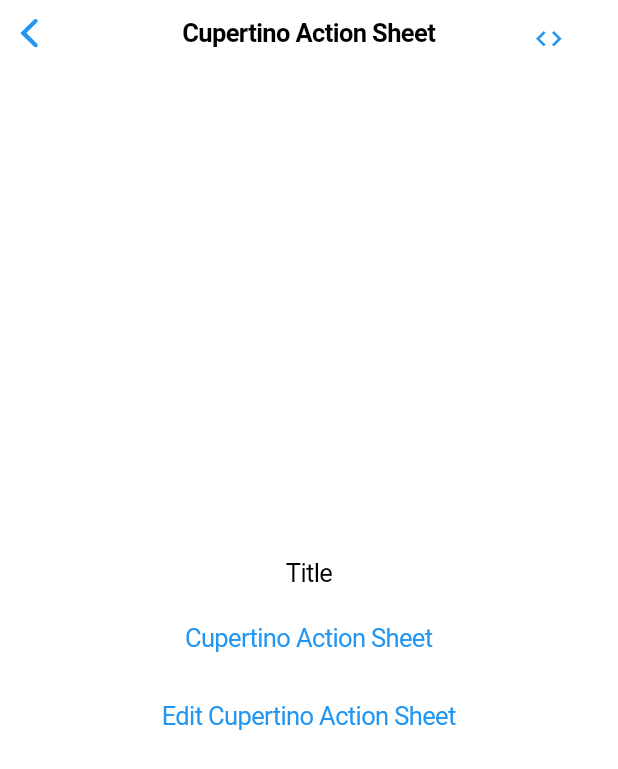
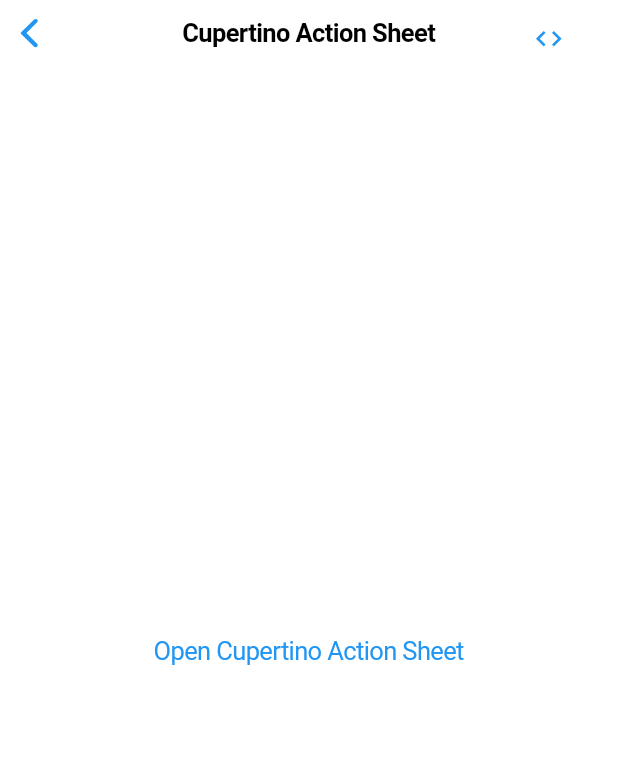
Before and after one commit to PrernaBhavsar99/flutter_book, a Flutter app: the screen it shows after launch, after a tap on "Cupertino Action Sheet", on a phone screen of 412 x 824 dp. Shown: the top 769 px of the screen. Run offline on Flutter 3.47's test engine with Material 2 defaults, Android fonts, the phone set to English and light mode, and no system bars.

Commit message:
Cupertino Activity Indicator Added

```diff
--- a/lib/constants/widget_list.dart
+++ b/lib/constants/widget_list.dart
@@ -1,5 +1,6 @@
 const List<String> WIDGETS_LIST = const [
   "Elevated Button",
   "Outlined Button",
-  "Cupertino Action Sheet"
+  "Cupertino Action Sheet",
+  "Cupertino Activity Indicator"
 ];
--- a/lib/custom_widgets/custom_widgets.dart
+++ b/lib/custom_widgets/custom_widgets.dart
@@ -6,6 +6,7 @@ class CustomWidgets {
   static PreferredSizeWidget customAppbar(
       {required String label,
       required BuildContext ctx,
+      required String code,
       required bool codeIcon}) {
     return AppBar(
       centerTitle: true,
@@ -18,10 +19,12 @@ class CustomWidgets {
       actions: [
         if (codeIcon)
           IconButton(
-              onPressed: () {
-                Navigator.pushNamed(ctx, CodeViewer.routeName);
-              },
-              icon: Icon(Icons.code))
+            onPressed: () {
+              Navigator.pushNamed(ctx, CodeViewer.routeName,
+                  arguments: {"code": code, "label": label});
+            },
+            icon: Icon(Icons.code),
+          )
       ],
     );
   }
@@ -29,6 +32,7 @@ class CustomWidgets {
   static ObstructingPreferredSizeWidget customCupertinoNavBar(
       {required String label,
       required BuildContext ctx,
+      required String code,
       required bool codeIcon}) {
     return CupertinoNavigationBar(
       backgroundColor: Colors.white,
@@ -37,7 +41,8 @@ class CustomWidgets {
           ? CupertinoButton(
               child: Icon(Icons.code),
               onPressed: () {
-                Navigator.pushNamed(ctx, CodeViewer.routeName);
+                Navigator.pushNamed(ctx, CodeViewer.routeName,
+                    arguments: {"code": code, "label": label});
               },
             )
           : null,
@@ -47,6 +52,7 @@ class CustomWidgets {
   static Widget customGridButton(
       {required String label, required BuildContext ctx}) {
     final name = label.replaceAll(" ", "_").toLowerCase();
+    // print("assets/images/$name.png");
     return Container(
       decoration: BoxDecoration(
         borderRadius: BorderRadius.circular(15),
@@ -60,8 +66,10 @@ class CustomWidgets {
         child: InkWell(
           borderRadius: BorderRadius.circular(15),
           onTap: () {
-            Navigator.pushNamed(ctx, "/" + name, // /elevated_button
-                arguments: {"code": "", "lable": ""});
+            Navigator.pushNamed(
+              ctx,
+              "/" + name,
+            );
           },
           child: Column(
             mainAxisAlignment: MainAxisAlignment.spaceEvenly,
@@ -69,6 +77,7 @@ class CustomWidgets {
             children: [
               Text(
                 label,
+                textAlign: TextAlign.center,
                 style: Theme.of(ctx).textTheme.headline5,
               ),
               Image.asset(
--- a/lib/router.dart
+++ b/lib/router.dart
@@ -1,6 +1,7 @@
 import 'package:flutter/material.dart';
 import 'package:flutter_book/custom_widgets/code_viewer.dart';
 import 'package:flutter_book/widgets/cupertino_action_sheet.dart';
+import 'package:flutter_book/widgets/cupertino_activity_indicator.dart';
 import 'package:flutter_book/widgets/outlined_button.dart';
 
 import 'main.dart';
@@ -13,21 +14,24 @@ class GeneratorRouter {
         return MaterialPageRoute(builder: (context) {
           return Home();
         });
-      case Elevatedbutton.routeName:
+      case ElevatedbuttonWidget.routeName:
         return MaterialPageRoute(builder: (context) {
-          final data = ModalRoute.of(context)!.settings.arguments;
-          return Elevatedbutton();
+          return ElevatedbuttonWidget();
         });
-      case Outlinedbutton.routeName:
-        return MaterialPageRoute(builder: (context) => Outlinedbutton());
+      case OutlinedbuttonWidget.routeName:
+        return MaterialPageRoute(builder: (context) => OutlinedbuttonWidget());
       case CupertinoActionSheetWidget.routeName:
         return MaterialPageRoute(
             builder: (context) => CupertinoActionSheetWidget());
+      case CupertinoActivityIndicatorWidget.routeName:
+        return MaterialPageRoute(
+            builder: (context) => CupertinoActivityIndicatorWidget());
       case CodeViewer.routeName:
+        final map = settings.arguments as Map;
         return MaterialPageRoute(
           builder: (context) => CodeViewer(
-            code: '',
-            label: '',
+            code: map["code"],
+            label: map["label"],
           ),
         );
       default:
--- a/lib/widgets/cupertino_action_sheet.dart
+++ b/lib/widgets/cupertino_action_sheet.dart
@@ -2,110 +2,117 @@ import 'package:flutter/cupertino.dart';
 import 'package:flutter/material.dart';
 import 'package:flutter_book/custom_widgets/custom_widgets.dart';
 
-class CupertinoActionSheetWidget extends StatefulWidget {
+class CupertinoActionSheetWidget extends StatelessWidget {
   static const routeName = '/cupertino_action_sheet';
-  const CupertinoActionSheetWidget({Key? key}) : super(key: key);
+  CupertinoActionSheetWidget({Key? key}) : super(key: key);
 
-  @override
-  _CupertinoActionSheetWidgetState createState() =>
-      _CupertinoActionSheetWidgetState();
-}
+  final ScrollController _scroll = ScrollController();
+  final ScrollController _messageScroll = ScrollController();
 
-class _CupertinoActionSheetWidgetState
-    extends State<CupertinoActionSheetWidget> {
-  String title = "Title";
-  String message = "Message";
-  int actionCount = 2;
+  final String code = '''
+import 'package:flutter/cupertino.dart';
+import 'package:flutter/material.dart';
 
-  List<Widget> get _actionSheet {
-    List<Widget> actionSheet = [];
-    for (var i = 1; i < actionCount + 1; i++) {
-      actionSheet.add(CupertinoActionSheetAction(
-        child: Text("Action $i"),
-        onPressed: () {
-          Navigator.pop(context);
-        },
-      ));
-    }
+class CupertinoActionSheetWidget extends StatelessWidget {
+  CupertinoActionSheetWidget({Key? key}) : super(key: key);
 
-    return actionSheet;
-  }
+  final ScrollController _scroll = ScrollController();
+  final ScrollController _messageScroll = ScrollController();
 
   @override
   Widget build(BuildContext context) {
     return CupertinoPageScaffold(
-      backgroundColor: Colors.white,
-      navigationBar: CustomWidgets.customCupertinoNavBar(
-          label: "Cupertino Action Sheet", ctx: context, codeIcon: true),
       child: Center(
-        child: SingleChildScrollView(
-          child: Column(
-            mainAxisAlignment: MainAxisAlignment.center,
-            crossAxisAlignment: CrossAxisAlignment.center,
-            children: [
-              CupertinoTextField(
-                enabled: false,
-                textAlign: TextAlign.center,
-                placeholder: title,
-                placeholderStyle: TextStyle(
-                    color: Colors.black, backgroundColor: Colors.white),
-                decoration: BoxDecoration(color: Colors.transparent),
-              ),
-              CupertinoButton(
+        child: CupertinoButton(
           onPressed: () {
             showCupertinoModalPopup(
               context: context,
               builder: (BuildContext context) => CupertinoActionSheet(
+                  actionScrollController: _scroll,
+                  messageScrollController: _messageScroll,
                   cancelButton: CupertinoActionSheetAction(
                     child: const Text('Cancel'),
+                    isDestructiveAction:
+                        true, // Whether this action might change or delete data. Destructive buttons have red text.
                     onPressed: () {
                       Navigator.pop(context);
                     },
                   ),
-                        title: Text(title),
-                        message: Text(message),
-                        actions: _actionSheet),
-                  );
-                },
-                child: const Text('Cupertino Action Sheet'),
-              ),
-              CupertinoButton(
-                onPressed: () {
-                  showCupertinoModalPopup(
-                    context: context,
-                    builder: (BuildContext context) => CupertinoActionSheet(
-                      cancelButton: CupertinoActionSheetAction(
-                        child: const Text('Cancel'),
+                  title: const Text("Title"),
+                  message: const Text("Message"),
+                  actions: [
+                    CupertinoActionSheetAction(
+                      isDefaultAction:
+                          true, // Whether this action is the default choice in the action sheet.
+                      child: const Text("Action 1"),
                       onPressed: () {
                         Navigator.pop(context);
                       },
                     ),
-                      title: CupertinoTextField(
-                        placeholder: 'Title',
-                        onChanged: (value) {
-                          setState(() {
-                            title = value;
-                          });
+                    CupertinoActionSheetAction(
+                      child: const Text("Action 2"),
+                      onPressed: () {
+                        Navigator.pop(context);
                       },
-                      ),
-                      message: CupertinoTextField(
-                        placeholder: 'Message',
-                        onChanged: (value) {
-                          setState(() {
-                            message = value;
-                          });
-                        },
-                      ),
-                      actions: [],
-                    ),
+                    )
+                  ]),
             );
           },
-                child: const Text('Edit Cupertino Action Sheet'),
-              ),
-            ],
-          ),
+          child: const Text('Cupertino Action Sheet'),
         ),
       ),
     );
   }
 }
+''';
+
+  @override
+  Widget build(BuildContext context) {
+    return CupertinoPageScaffold(
+      navigationBar: CustomWidgets.customCupertinoNavBar(
+          label: "Cupertino Action Sheet",
+          ctx: context,
+          codeIcon: true,
+          code: code),
+      child: Center(
+        child: CupertinoButton(
+          onPressed: () {
+            showCupertinoModalPopup(
+              context: context,
+              builder: (BuildContext context) => CupertinoActionSheet(
+                  actionScrollController: _scroll,
+                  messageScrollController: _messageScroll,
+                  cancelButton: CupertinoActionSheetAction(
+                    child: const Text('Cancel'),
+                    isDestructiveAction:
+                        true, // Whether this action might change or delete data. Destructive buttons have red text.
+                    onPressed: () {
+                      Navigator.pop(context);
+                    },
+                  ),
+                  title: const Text("Title"),
+                  message: const Text("Message"),
+                  actions: [
+                    CupertinoActionSheetAction(
+                      isDefaultAction:
+                          true, // Whether this action is the default choice in the action sheet.
+                      child: const Text("Action 1"),
+                      onPressed: () {
+                        Navigator.pop(context);
+                      },
+                    ),
+                    CupertinoActionSheetAction(
+                      child: const Text("Action 2"),
+                      onPressed: () {
+                        Navigator.pop(context);
+                      },
+                    )
+                  ]),
+            );
+          },
+          child: const Text('Open Cupertino Action Sheet'),
+        ),
+      ),
+    );
+  }
+}
--- a/lib/widgets/outlined_button.dart
+++ b/lib/widgets/outlined_button.dart
@@ -1,15 +1,15 @@
 import 'package:flutter/material.dart';
 import 'package:flutter_book/custom_widgets/custom_widgets.dart';
 
-class Outlinedbutton extends StatelessWidget {
+class OutlinedbuttonWidget extends StatelessWidget {
   static const routeName = '/outlined_button';
-  const Outlinedbutton({Key? key}) : super(key: key);
+  const OutlinedbuttonWidget({Key? key}) : super(key: key);
 
   @override
   Widget build(BuildContext context) {
     return Scaffold(
       appBar: CustomWidgets.customAppbar(
-          label: "Outlined Button", ctx: context, codeIcon: true),
+          label: "Outlined Button", ctx: context, codeIcon: true, code: ''),
       body: Center(
         child: Text("Outlined Button"),
       ),
```
Also changed, not shown: lib/custom_widgets/code_viewer.dart (+7 -5 lines), lib/widgets/cupertino_activity_indicator.dart (added, +45 -0 lines), lib/widgets/elevated_button.dart (+19 -16 lines), assets/images/cupertino_activity_indicator.png (added). Lines whose indentation alone changed are shown as unchanged.
